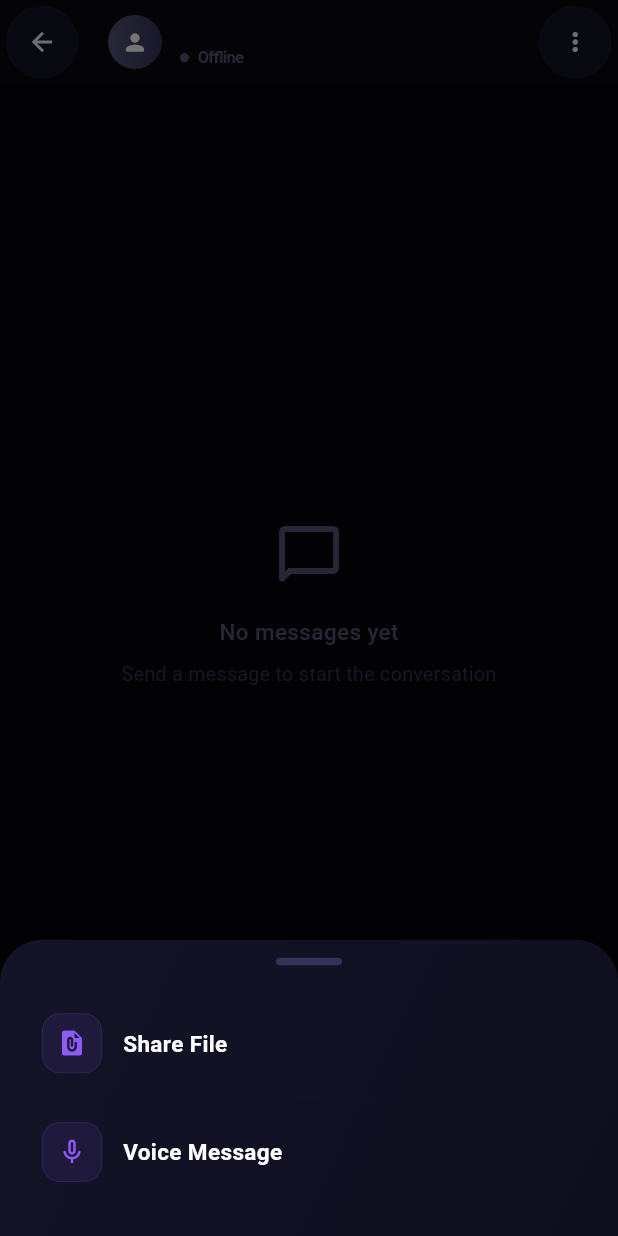
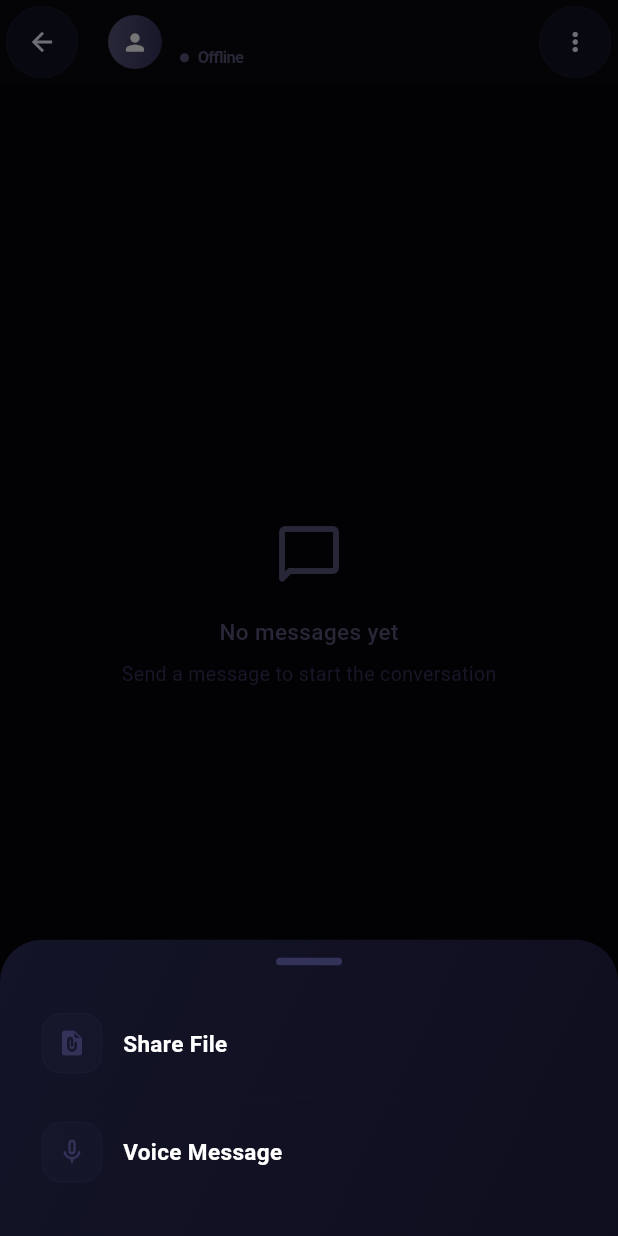
Before and after one commit to kripashankarcs3/AEGIS, a Flutter app: the ChatConversationScreen screen opened directly with empty values, after a tap on the "attach file" icon, on a phone screen of 412 x 824 dp. Run offline on Flutter 3.47's test engine with Material 3 defaults, Android fonts, the phone set to English and light mode, and no system bars; our stand-ins replace flutter_blue_plus, flutter_local_notifications, flutter_riverpod, geolocator, hive_flutter, image_picker and 3 more; missing offline and left inert: cryptography, mobile_scanner, nearby_connections, network_info_plus; accounts and stored records are empty; statements that could not run were skipped.

Commit message:
hide: disable voice/file share (placeholder only, no real audio/file data)

```diff
--- a/aegis_flutter/lib/screens/chat_conversation_screen.dart
+++ b/aegis_flutter/lib/screens/chat_conversation_screen.dart
@@ -7,8 +7,6 @@ import '../models/survivor_node_model.dart';
 import '../providers/chat_provider.dart';
 import '../providers/survivor_provider.dart';
 import '../services/storage_service.dart';
-import 'share_file_screen.dart';
-import 'voice_message_screen.dart';
 
 class ChatConversationScreen extends ConsumerStatefulWidget {
   final String nodeId;
@@ -410,11 +408,11 @@ class _ChatConversationScreenState extends ConsumerState<ChatConversationScreen>
         child: Column(mainAxisSize: MainAxisSize.min, children: [
           Center(child: Container(width: 44, height: 5, decoration: BoxDecoration(color: AegisColors.textDim, borderRadius: BorderRadius.circular(3)))),
           SizedBox(height: 20),
-          _sheetOpt(Icons.file_present_rounded, 'Share File', AegisColors.violet, () { Navigator.of(context).pop(); Navigator.of(context).push(MaterialPageRoute(builder: (_) => const ShareFileScreen())); }),
+          _sheetOpt(Icons.file_present_rounded, 'Share File', AegisColors.textDim, () { Navigator.of(context).pop(); ScaffoldMessenger.of(context).showSnackBar(const SnackBar(content: Text('File sharing coming soon'), duration: Duration(seconds: 1))); }),
           SizedBox(height: 4),
           _sheetDivider(),
           SizedBox(height: 4),
-          _sheetOpt(Icons.mic_none_rounded, 'Voice Message', AegisColors.violet, () { Navigator.of(context).pop(); Navigator.of(context).push(MaterialPageRoute(builder: (_) => const VoiceMessageScreen())); }),
+          _sheetOpt(Icons.mic_none_rounded, 'Voice Message', AegisColors.textDim, () { Navigator.of(context).pop(); ScaffoldMessenger.of(context).showSnackBar(const SnackBar(content: Text('Voice messages coming soon'), duration: Duration(seconds: 1))); }),
         ]),
       ),
     );
```
